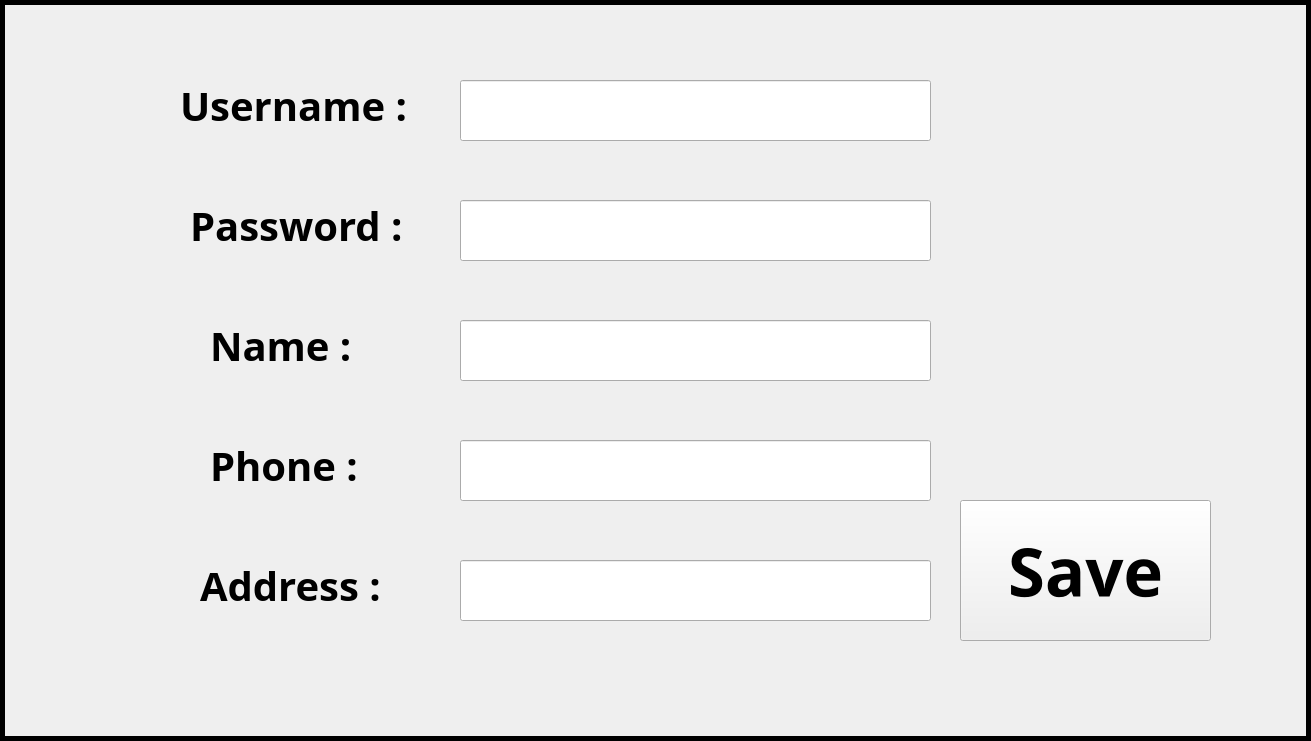
Above: change.ui from SINA-JAHANGIR/Skull-King before the change. Below: the same form after it.
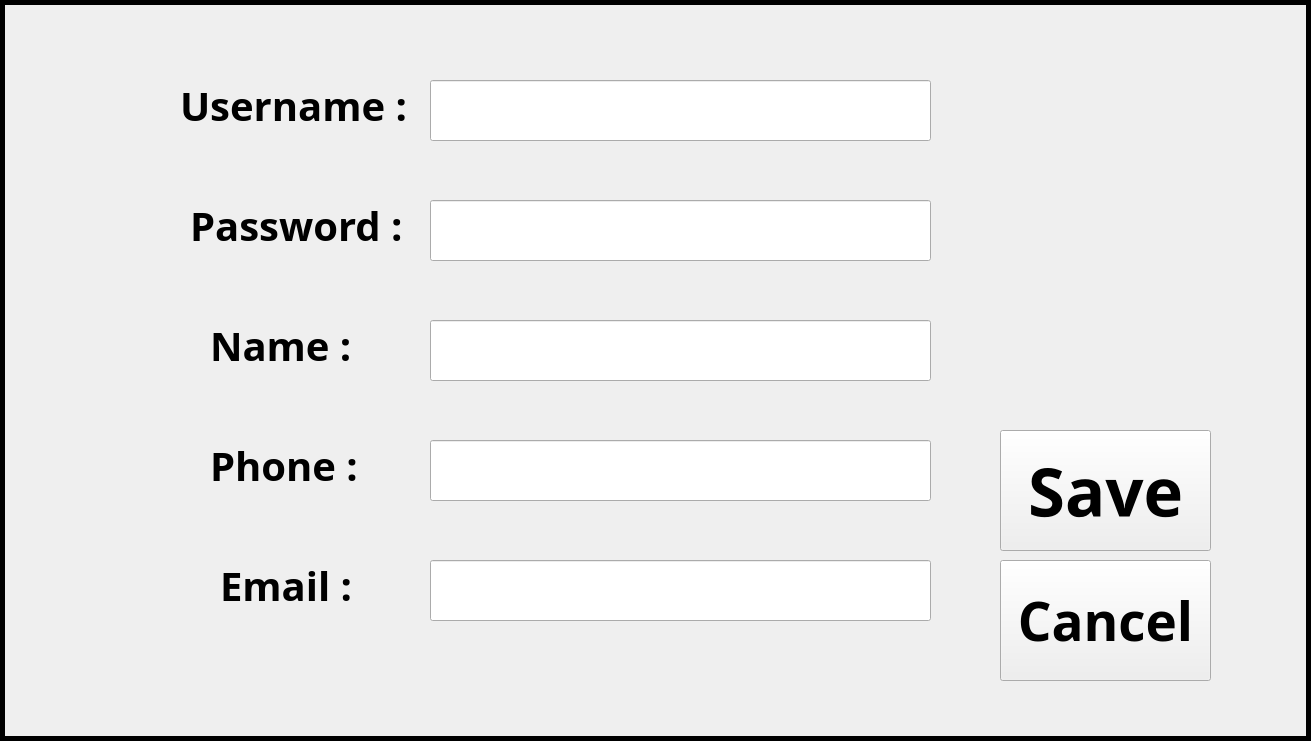
That is the form after the change. Icons and pictures are not drawn.

Commit message: Write history class

```diff
--- a/change.ui
+++ b/change.ui
@@ -37,9 +37,9 @@
    <widget class="QLineEdit" name="line_phone">
     <property name="geometry">
      <rect>
-      <x>460</x>
+      <x>430</x>
       <y>440</y>
-      <width>471</width>
+      <width>501</width>
       <height>61</height>
      </rect>
     </property>
@@ -70,10 +70,10 @@
      <string/>
     </property>
    </widget>
-   <widget class="QLabel" name="lbl_address">
+   <widget class="QLabel" name="lbl_email">
     <property name="geometry">
      <rect>
-      <x>200</x>
+      <x>220</x>
       <y>540</y>
       <width>211</width>
       <height>91</height>
@@ -87,16 +87,16 @@
      </font>
     </property>
     <property name="text">
-     <string>Address :</string>
+     <string>Email :</string>
     </property>
    </widget>
    <widget class="QLabel" name="lbl_back_skull">
     <property name="geometry">
      <rect>
-      <x>940</x>
-      <y>40</y>
-      <width>291</width>
-      <height>441</height>
+      <x>930</x>
+      <y>50</y>
+      <width>361</width>
+      <height>371</height>
      </rect>
     </property>
     <property name="styleSheet">
@@ -138,12 +138,12 @@
      <string/>
     </property>
    </widget>
-   <widget class="QLineEdit" name="line_address">
+   <widget class="QLineEdit" name="line_email">
     <property name="geometry">
      <rect>
-      <x>460</x>
+      <x>430</x>
       <y>560</y>
-      <width>471</width>
+      <width>501</width>
       <height>61</height>
      </rect>
     </property>
@@ -161,9 +161,9 @@
    <widget class="QLineEdit" name="line_password">
     <property name="geometry">
      <rect>
-      <x>460</x>
+      <x>430</x>
       <y>200</y>
-      <width>471</width>
+      <width>501</width>
       <height>61</height>
      </rect>
     </property>
@@ -253,9 +253,9 @@
    <widget class="QLineEdit" name="line_name">
     <property name="geometry">
      <rect>
-      <x>460</x>
+      <x>430</x>
       <y>320</y>
-      <width>471</width>
+      <width>501</width>
       <height>61</height>
      </rect>
     </property>
@@ -293,10 +293,10 @@
    <widget class="QPushButton" name="btn_save">
     <property name="geometry">
      <rect>
-      <x>960</x>
-      <y>500</y>
-      <width>251</width>
-      <height>141</height>
+      <x>1000</x>
+      <y>430</y>
+      <width>211</width>
+      <height>121</height>
      </rect>
     </property>
     <property name="font">
@@ -316,9 +316,9 @@
    <widget class="QLineEdit" name="line_username">
     <property name="geometry">
      <rect>
-      <x>460</x>
+      <x>430</x>
       <y>80</y>
-      <width>471</width>
+      <width>501</width>
       <height>61</height>
      </rect>
     </property>
@@ -360,15 +360,38 @@
      <string/>
     </property>
    </widget>
+   <widget class="QPushButton" name="btn_cancel">
+    <property name="geometry">
+     <rect>
+      <x>1000</x>
+      <y>560</y>
+      <width>211</width>
+      <height>121</height>
+     </rect>
+    </property>
+    <property name="font">
+     <font>
+      <family>Tempus Sans ITC</family>
+      <pointsize>40</pointsize>
+      <bold>true</bold>
+     </font>
+    </property>
+    <property name="styleSheet">
+     <string notr="true">image: url(:/photos/playground.png);</string>
+    </property>
+    <property name="text">
+     <string>Cancel</string>
+    </property>
+   </widget>
    <zorder>lbl_background</zorder>
    <zorder>lbl_phone</zorder>
    <zorder>line_phone</zorder>
    <zorder>lbl_skull_pirate_4</zorder>
-   <zorder>lbl_address</zorder>
+   <zorder>lbl_email</zorder>
    <zorder>lbl_back_skull</zorder>
    <zorder>lbl_skull_pirate</zorder>
    <zorder>lbl_skull_pirate_3</zorder>
-   <zorder>line_address</zorder>
+   <zorder>line_email</zorder>
    <zorder>line_password</zorder>
    <zorder>lbl_password</zorder>
    <zorder>lbl_skull_pirate_2</zorder>
@@ -378,6 +401,7 @@
    <zorder>lbl_userrname</zorder>
    <zorder>btn_save</zorder>
    <zorder>line_username</zorder>
+   <zorder>btn_cancel</zorder>
   </widget>
  </widget>
  <resources/>
```
The commit also changes 31 other files.
